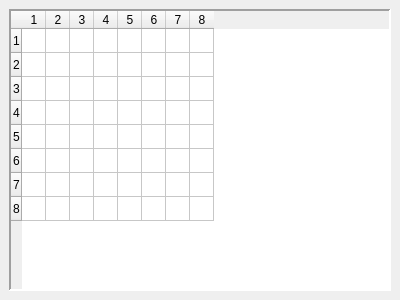
Old version of the form tilepicker.ui in the repository LoxoSoftware/RetroMap.
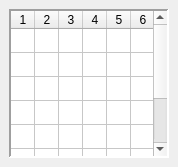
New version of the form.

```diff
--- a/tilepicker.ui
+++ b/tilepicker.ui
@@ -6,10 +6,16 @@
    <rect>
     <x>0</x>
     <y>0</y>
-    <width>400</width>
-    <height>300</height>
+    <width>178</width>
+    <height>167</height>
    </rect>
   </property>
+  <property name="minimumSize">
+   <size>
+    <width>178</width>
+    <height>167</height>
+   </size>
+  </property>
   <property name="features">
    <set>QDockWidget::DockWidgetFeature::DockWidgetFloatable|QDockWidget::DockWidgetFeature::DockWidgetMovable</set>
   </property>
@@ -26,6 +32,12 @@
       <property name="lineWidth">
        <number>2</number>
       </property>
+      <property name="verticalScrollBarPolicy">
+       <enum>Qt::ScrollBarPolicy::ScrollBarAlwaysOn</enum>
+      </property>
+      <property name="horizontalScrollBarPolicy">
+       <enum>Qt::ScrollBarPolicy::ScrollBarAlwaysOff</enum>
+      </property>
       <property name="editTriggers">
        <set>QAbstractItemView::EditTrigger::NoEditTriggers</set>
       </property>
@@ -41,6 +53,9 @@
       <attribute name="horizontalHeaderDefaultSectionSize">
        <number>24</number>
       </attribute>
+      <attribute name="verticalHeaderVisible">
+       <bool>false</bool>
+      </attribute>
       <attribute name="verticalHeaderMinimumSectionSize">
        <number>24</number>
       </attribute>
```
Left out of the diff: 3 changed lines with no effect on the pictures.
